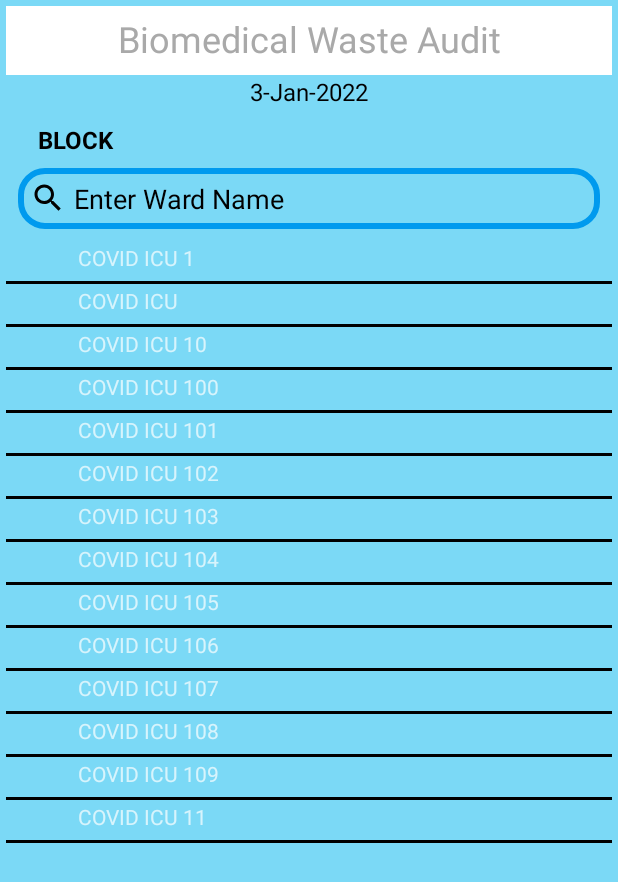
After one commit to sanskriti-2811/ASJ_Team2, an Android app: the WardsPage screen opened directly, with no data from a screen before it, on a phone screen of 412 x 824 dp. The commit adds this screen. Shown: the top 882 px of the screen. Run offline under Robolectric (Android 15) with nearby library versions, the phone set to English and light mode, and no system bars.

Commit message:
Added icon of search view

```diff
--- a/app/build.gradle
+++ b/app/build.gradle
@@ -22,6 +22,10 @@ android {
             proguardFiles getDefaultProguardFile('proguard-android-optimize.txt'), 'proguard-rules.pro'
         }
     }
+
+    buildFeatures{
+        viewBinding true
+    }
     compileOptions {
         sourceCompatibility JavaVersion.VERSION_1_8
         targetCompatibility JavaVersion.VERSION_1_8
@@ -41,5 +45,9 @@ dependencies {
     testImplementation 'junit:junit:4.+'
     androidTestImplementation 'androidx.test.ext:junit:1.1.2'
     androidTestImplementation 'androidx.test.espresso:espresso-core:3.3.0'
+    implementation fileTree(dir: 'libs', include: ['*.jar'])
+    implementation 'androidx.recyclerview:recyclerview:1.1.0'
+    implementation 'androidx.cardview:cardview:1.0.0'
+
 
 }
--- a/app/src/main/AndroidManifest.xml
+++ b/app/src/main/AndroidManifest.xml
@@ -9,6 +9,17 @@
         android:roundIcon="@mipmap/ic_launcher_round"
         android:supportsRtl="true"
         android:theme="@style/Theme.MedicalApp">
+
+        <activity
+            android:name=".WardsPage"
+            android:exported="true" >
+
+            <intent-filter>
+                <action android:name="android.intent.action.MAIN" />
+                <category android:name="android.intent.category.LAUNCHER" />
+            </intent-filter>
+        </activity>
+
         <activity
             android:name=".LoginActivity"
             android:exported="false" />
@@ -24,7 +35,12 @@
         </activity>
         <activity
             android:name=".MainActivity"
-            android:exported="true"></activity>
+            android:exported="true" />
     </application>
 
+
+
+
+
+
 </manifest>
--- a/app/src/main/java/com/example/medicalapp/LoginActivity.kt
+++ b/app/src/main/java/com/example/medicalapp/LoginActivity.kt
@@ -1,11 +1,19 @@
 package com.example.medicalapp
 
+import android.content.Intent
 import androidx.appcompat.app.AppCompatActivity
 import android.os.Bundle
+import android.widget.Button
 
 class LoginActivity : AppCompatActivity() {
     override fun onCreate(savedInstanceState: Bundle?) {
         super.onCreate(savedInstanceState)
         setContentView(R.layout.activity_login)
+
+        val button: Button =findViewById(R.id.login)
+        button.setOnClickListener{
+            val intent = Intent(this, WardsPage::class.java)
+            startActivity(intent)
+        }
     }
 }
--- /dev/null
+++ b/app/src/main/java/com/example/medicalapp/WardsPage.kt
@@ -0,0 +1,51 @@
+package com.example.medicalapp
+
+import android.os.Bundle
+import android.text.Editable
+import android.text.TextWatcher
+import android.widget.ArrayAdapter
+import android.widget.EditText
+import android.widget.ListView
+import androidx.appcompat.app.AppCompatActivity
+
+
+class WardsPage : AppCompatActivity() {
+    lateinit var listView: ListView
+    var wards: ArrayList<String> = ArrayList()
+    var arrayAdapter: ArrayAdapter<String>? = null
+    lateinit var etSearch: EditText
+
+    override fun onCreate(savedInstanceState: Bundle?) {
+        super.onCreate(savedInstanceState)
+        setContentView(R.layout.activity_wards_page)
+
+        title = "KotlinApp"
+        listView = findViewById(R.id.listView)
+        etSearch = findViewById(R.id.etSearch)
+        wards.add("COVID ICU 1")
+        wards.add("COVID ICU ")
+        wards.add("COVID ICU 10")
+        wards.add("COVID ICU 100")
+        wards.add("COVID ICU 101")
+        wards.add("COVID ICU 102")
+        wards.add("COVID ICU 103")
+        wards.add("COVID ICU 104")
+        wards.add("COVID ICU 105")
+        wards.add("COVID ICU 106")
+        wards.add("COVID ICU 107")
+        wards.add("COVID ICU 108")
+        wards.add("COVID ICU 109")
+        wards.add("COVID ICU 11")
+
+
+        arrayAdapter = ArrayAdapter(this, android.R.layout.activity_list_item, android.R.id.text1, wards)
+        listView.adapter = arrayAdapter
+        etSearch.addTextChangedListener(object : TextWatcher {
+            override fun beforeTextChanged(s: CharSequence, start: Int, count: Int, after: Int) {}
+            override fun onTextChanged(s: CharSequence, start: Int, before: Int, count: Int) {
+                arrayAdapter!!.filter.filter(s)
+            }
+            override fun afterTextChanged(s: Editable) {}
+        })
+    }
+}
--- /dev/null
+++ b/app/src/main/res/drawable/ic_baseline_search_24.xml
@@ -0,0 +1,10 @@
+<vector xmlns:android="http://schemas.android.com/apk/res/android"
+    android:width="24dp"
+    android:height="24dp"
+    android:viewportWidth="24"
+    android:viewportHeight="24"
+    android:tint="@color/black">
+  <path
+      android:fillColor="@color/purple_700"
+      android:pathData="M15.5,14h-0.79l-0.28,-0.27C15.41,12.59 16,11.11 16,9.5 16,5.91 13.09,3 9.5,3S3,5.91 3,9.5 5.91,16 9.5,16c1.61,0 3.09,-0.59 4.23,-1.57l0.27,0.28v0.79l5,4.99L20.49,19l-4.99,-5zM9.5,14C7.01,14 5,11.99 5,9.5S7.01,5 9.5,5 14,7.01 14,9.5 11.99,14 9.5,14z"/>
+</vector>
--- /dev/null
+++ b/app/src/main/res/drawable/searchview_bg.xml
@@ -0,0 +1,10 @@
+<?xml version="1.0" encoding="utf-8"?>
+<shape xmlns:android="http://schemas.android.com/apk/res/android">
+    android:shape="rectangle">
+
+    <corners
+        android:radius="16dp"/>
+    <stroke
+        android:color="#009AEE"
+        android:width="4dp"/>
+</shape>
--- a/app/src/main/res/layout/activity_login.xml
+++ b/app/src/main/res/layout/activity_login.xml
@@ -4,7 +4,7 @@
     xmlns:tools="http://schemas.android.com/tools"
     android:layout_width="match_parent"
     android:layout_height="match_parent"
-    android:background="@color/cool"
+    android:background="@drawable/firstbg"
     tools:context=".MainActivity">
 
     <LinearLayout
@@ -65,7 +65,7 @@
     <ImageView
         android:id="@+id/logo"
         android:layout_width="wrap_content"
-        android:layout_height="107dp"
+        android:layout_height="67dp"
         android:layout_alignParentStart="true"
         android:layout_alignParentEnd="true"
         android:layout_alignParentBottom="true"
--- a/app/src/main/res/layout/activity_main.xml
+++ b/app/src/main/res/layout/activity_main.xml
@@ -4,7 +4,7 @@
     xmlns:tools="http://schemas.android.com/tools"
     android:layout_width="match_parent"
     android:layout_height="match_parent"
-    android:background="@color/cool"
+    android:background="@drawable/firstbg"
     tools:context=".MainActivity">
 
     <LinearLayout
@@ -64,12 +64,12 @@
     <ImageView
         android:id="@+id/logo"
         android:layout_width="wrap_content"
-        android:layout_height="107dp"
+        android:layout_height="67dp"
         android:layout_alignParentStart="true"
         android:layout_alignParentEnd="true"
         android:layout_alignParentBottom="true"
         android:layout_marginStart="124dp"
-        android:layout_marginEnd="113dp"
+        android:layout_marginEnd="138dp"
         android:layout_marginBottom="43dp"
         android:src="@drawable/medical_logo1" />
 
--- /dev/null
+++ b/app/src/main/res/layout/activity_wards_page.xml
@@ -0,0 +1,79 @@
+<?xml version="1.0" encoding="utf-8"?>
+<RelativeLayout xmlns:android="http://schemas.android.com/apk/res/android"
+    xmlns:tools="http://schemas.android.com/tools"
+    android:layout_width="match_parent"
+    android:layout_height="match_parent"
+    android:padding="4dp"
+    android:background="@color/cool"
+    tools:context=".MainActivity">
+
+    <TextView
+        android:id="@+id/et1"
+        android:layout_width="407dp"
+        android:layout_height="46dp"
+        android:layout_alignParentEnd="true"
+        android:layout_marginEnd="0dp"
+        android:background="@color/white"
+        android:gravity="center_horizontal"
+        android:padding="5dp"
+        android:text="Biomedical Waste Audit"
+        android:textAlignment="center"
+        android:textColor="@color/grey"
+        android:textSize="24sp" />
+
+    <TextView
+        android:id="@+id/et2"
+        android:layout_width="407dp"
+        android:layout_height="wrap_content"
+        android:layout_below="@+id/et1"
+        android:gravity="center_horizontal"
+        android:text="3-Jan-2022"
+        android:textAlignment="center"
+        android:textColor="@color/black"
+        android:textSize="16sp" />
+
+    <TextView
+        android:id="@+id/et3"
+        android:layout_width="329dp"
+        android:layout_height="wrap_content"
+        android:layout_below="@+id/et2"
+        android:layout_alignParentStart="true"
+        android:layout_alignParentLeft="true"
+        android:layout_alignParentEnd="true"
+        android:layout_marginStart="21dp"
+        android:layout_marginLeft="21dp"
+        android:layout_marginTop="10dp"
+        android:layout_marginEnd="57dp"
+        android:text="BLOCK"
+        android:textColor="@color/black"
+        android:textSize="16sp"
+        android:textStyle="bold" />
+
+    <EditText
+        android:id="@+id/etSearch"
+        android:layout_below="@+id/et3"
+        android:layout_width="match_parent"
+        android:layout_height="wrap_content"
+        android:layout_margin="8dp"
+        android:layout_marginStart="8dp"
+        android:layout_marginTop="8dp"
+        android:layout_marginEnd="8dp"
+        android:layout_marginBottom="8dp"
+        android:background="@drawable/searchview_bg"
+        android:drawableLeft="@drawable/ic_baseline_search_24"
+        android:drawablePadding="5dp"
+        android:textColor="@color/black"
+        android:hint="Enter Ward Name"
+        android:padding="8dp"
+        android:textColorHint="@color/black" />
+
+    <ListView
+        android:id="@+id/listView"
+        android:layout_width="match_parent"
+        android:layout_height="match_parent"
+        android:layout_below="@id/etSearch"
+        android:divider="@color/black"
+        android:dividerHeight="2dp"
+        android:listSelector="@color/cool"
+        android:visibility="visible" />
+</RelativeLayout>
--- /dev/null
+++ b/app/src/main/res/layout/text_color_layout.xml
@@ -0,0 +1,13 @@
+<?xml version="1.0" encoding="utf-8"?>
+<TextView xmlns:android="http://schemas.android.com/apk/res/android"
+    android:id="@+id/item_text"
+    android:textSize="24sp"
+    android:textColor="@color/black"
+    android:background="@drawable/firstbg"
+    android:fontFamily="sans-serif-medium"
+    android:paddingLeft="15dp"
+    android:text="india"
+    android:layout_width="match_parent"
+    android:layout_height="30dp">
+
+</TextView>
```
Also changed, not shown: app/src/main/res/drawable/firstbg.png (added), app/src/main/res/drawable/secondbg.png (added).
